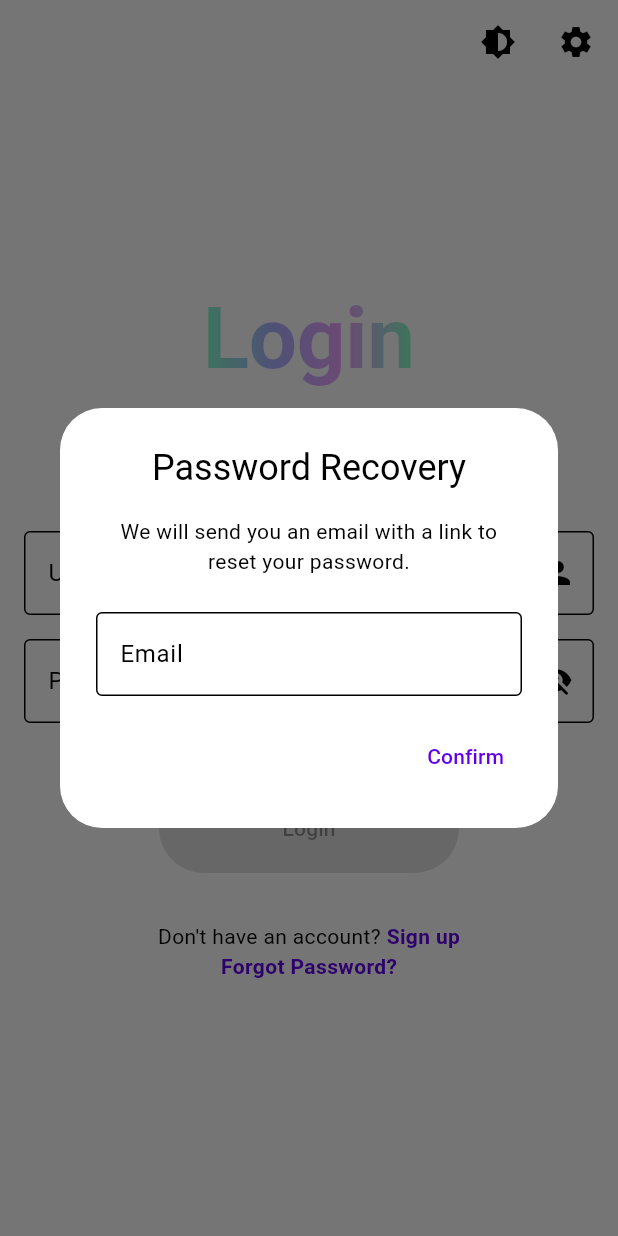
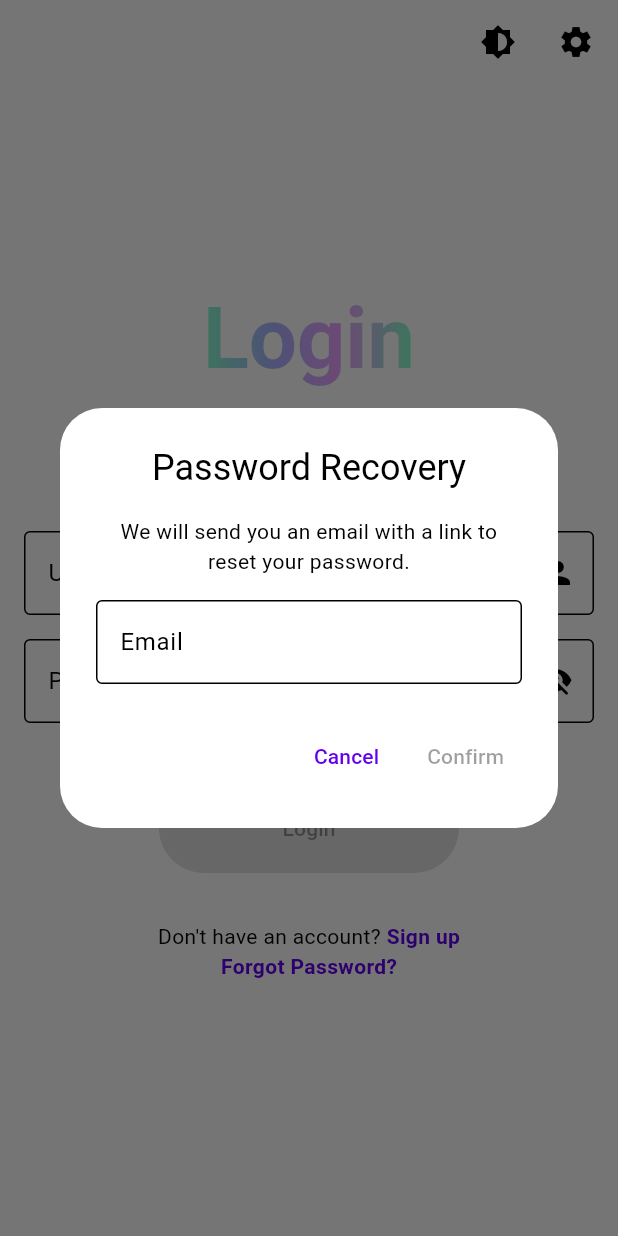
Before and after one commit to shaharyog/trivia_gui, a Flutter app: the screen it shows after launch, after a tap on "Forgot Password?", on a phone screen of 412 x 824 dp. Run offline on Flutter 3.47's test engine with Material 3 defaults, Android fonts, the light colour scheme and no system bars; drawn by our look-alikes of dynamic_color; our stand-ins replace auto_size_text, freezed_annotation, shared_preferences, skeletonizer; missing offline and left inert: dart:ffi, flutter_material_color_picker, flutter_rust_bridge, side_sheet_material3, toml, window_manager; accounts and stored records are empty.

Commit message:
fix: added cancel button in password recovery, small ui fixes

```diff
--- a/lib/consts.dart
+++ b/lib/consts.dart
@@ -35,8 +35,8 @@ const bool defaultPutActiveRoomsFirst = false;
 const bool defaultIsReversedSort = false;
 
 // screen size related consts:
-const minScreenSize = Size(500, 800);
-const defaultScreenSize = Size(800, 600);
+const minScreenSize = Size(600, 800);
+const defaultScreenSize = Size(600, 800);
 
 // animations durations:
 const int defaultBlinkingCircleDuration = 550;
--- a/lib/main.dart
+++ b/lib/main.dart
@@ -15,9 +15,11 @@ void main() async {
   if (Platform.isWindows || Platform.isLinux || Platform.isMacOS) {
     WidgetsFlutterBinding.ensureInitialized();
     await windowManager.ensureInitialized();
-    await windowManager.setTitle("Trivia");
+    await windowManager.center();
     await windowManager.setSize(defaultScreenSize);
     await windowManager.setMinimumSize(minScreenSize);
+    await windowManager.show();
+
   }
 
 
--- a/lib/screens/auth/password_recovery_dialog.dart
+++ b/lib/screens/auth/password_recovery_dialog.dart
@@ -8,7 +8,7 @@ import '../../consts.dart';
 import '../../utils/dialogs/error_dialog.dart';
 
 class PasswordRecoveryDialog extends StatefulWidget {
-  PasswordRecoveryDialog({super.key});
+  const PasswordRecoveryDialog({super.key});
 
   @override
   State<PasswordRecoveryDialog> createState() => _PasswordRecoveryDialogState();
@@ -30,12 +30,13 @@ class _PasswordRecoveryDialogState extends State<PasswordRecoveryDialog> {
     try {
       await Session.forgotPassword(
           email: emailController.text, address: "$serverIp:$serverPort");
-      if(!mounted || !context.mounted) return;
+      if (!mounted || !context.mounted) return;
       Navigator.pop(context);
       showDialog(
           context: context,
           builder: (context) => AlertDialog(
-              icon: const Icon(Icons.check_circle_outline_sharp, size: 64),
+                icon: const Icon(Icons.check_circle_outline_sharp,
+                    size: 64, color: Colors.green),
                 title: const Text(
                   'Password Recovery',
                   textAlign: TextAlign.center,
@@ -56,7 +57,7 @@ class _PasswordRecoveryDialogState extends State<PasswordRecoveryDialog> {
     } on Error_EmailDoesNotExist catch (e) {
       if (!mounted || !context.mounted) return;
       setState(() {
-        emailErrorText = e.format();
+        emailErrorText = "• ${e.format()}";
       });
     } on Error catch (e) {
       if (!mounted || !context.mounted) return;
@@ -67,9 +68,7 @@ class _PasswordRecoveryDialogState extends State<PasswordRecoveryDialog> {
                 message: e.format(),
                 title: "Failed To Recover Password",
               ));
-    }
-    finally
-        {
+    } finally {
       setState(() {
         isLoading = false;
       });
@@ -83,13 +82,15 @@ class _PasswordRecoveryDialogState extends State<PasswordRecoveryDialog> {
         'Password Recovery',
         textAlign: TextAlign.center,
       ),
-      content: const Text(
+      content: Column(
+        mainAxisSize: MainAxisSize.min,
+        children: [
+          const Text(
             'We will send you an email with a link to reset your password.',
             textAlign: TextAlign.center,
           ),
-      actions: <Widget>[
           Padding(
-          padding: const EdgeInsets.only(bottom: 16.0),
+            padding: const EdgeInsets.only(top: 16.0),
             child: InputField(
               controller: emailController,
               errorText: emailErrorText,
@@ -98,17 +99,37 @@ class _PasswordRecoveryDialogState extends State<PasswordRecoveryDialog> {
                   emailErrorText = null;
                 });
               },
+              onFieldSubmitted: (value) {
+                if (!mounted || !context.mounted) return;
+                if (emailController.text.isEmpty || isLoading) return;
+                sendEmail();
+              },
               label: "Email",
               enabled: !isLoading,
             ),
           ),
+        ],
+      ),
+      actions: <Widget>[
         TextButton(
           onPressed: isLoading
               ? null
               : () {
+                  Navigator.pop(context);
+                },
+          child: const Text("Cancel"),
+        ),
+        TextButton(
+          onPressed: isLoading || emailController.text.isEmpty
+              ? null
+              : () {
                   sendEmail();
                 },
-          child: isLoading ? const CircularProgressIndicator() : const Text("Confirm"),
+          child: isLoading
+              ? const CircularProgressIndicator(
+                  strokeCap: StrokeCap.round,
+                )
+              : const Text("Confirm"),
         )
       ],
     );
--- a/lib/screens/auth/signup/signup.dart
+++ b/lib/screens/auth/signup/signup.dart
@@ -3,7 +3,6 @@ import 'package:flutter/material.dart';
 import 'package:shared_preferences/shared_preferences.dart';
 import 'package:trivia/screens/auth/signup/verification_dialog.dart';
 import '../../../consts.dart';
-import '../../../homepage/homepage.dart';
 import '../../../utils/common_functionalities/window_management.dart';
 import '../../../utils/common_widgets/gradient_text.dart';
 import '../../../utils/dialogs/server_settings.dart';
--- a/pubspec.yaml
+++ b/pubspec.yaml
@@ -27,7 +27,6 @@ dependencies:
   flutter_gradient_animation_text: ^1.0.2
   window_manager: ^0.3.8
   flutter_distributor: ^0.4.3
-  pin_code_fields: ^8.0.1
   auto_size_text: ^3.0.0
 
 dev_dependencies:
```
Also changed, not shown: lib/screens/auth/signup/verification_dialog.dart (+12 -17 lines), pubspec.lock. Lines whose indentation alone changed are shown as unchanged.
